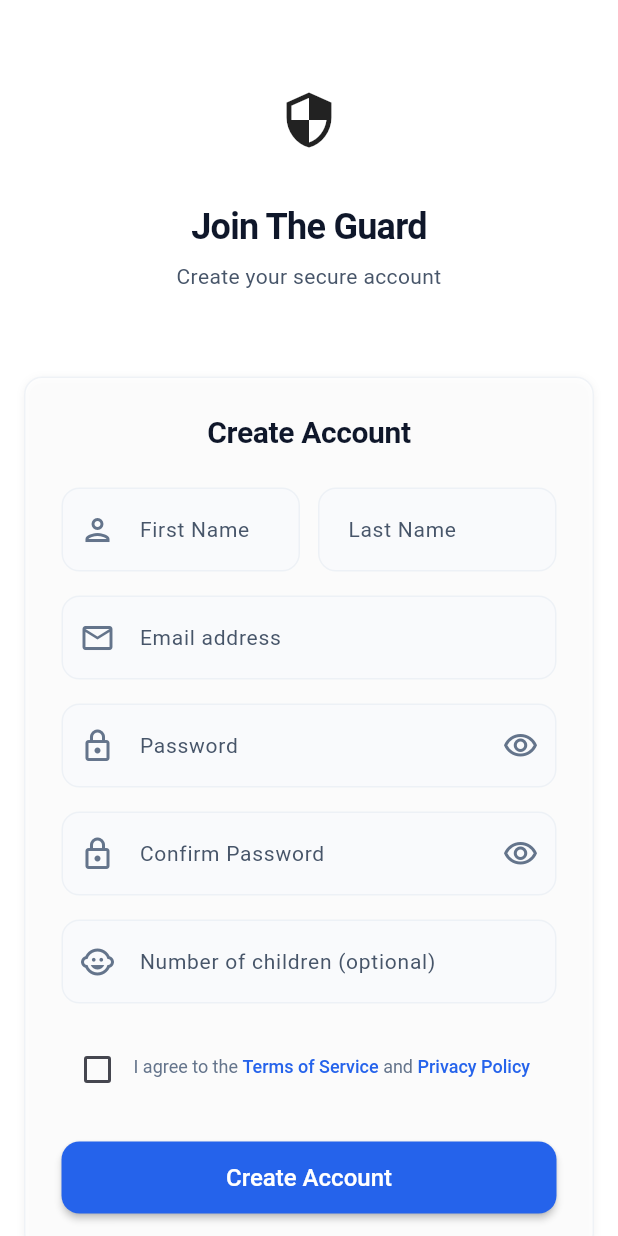
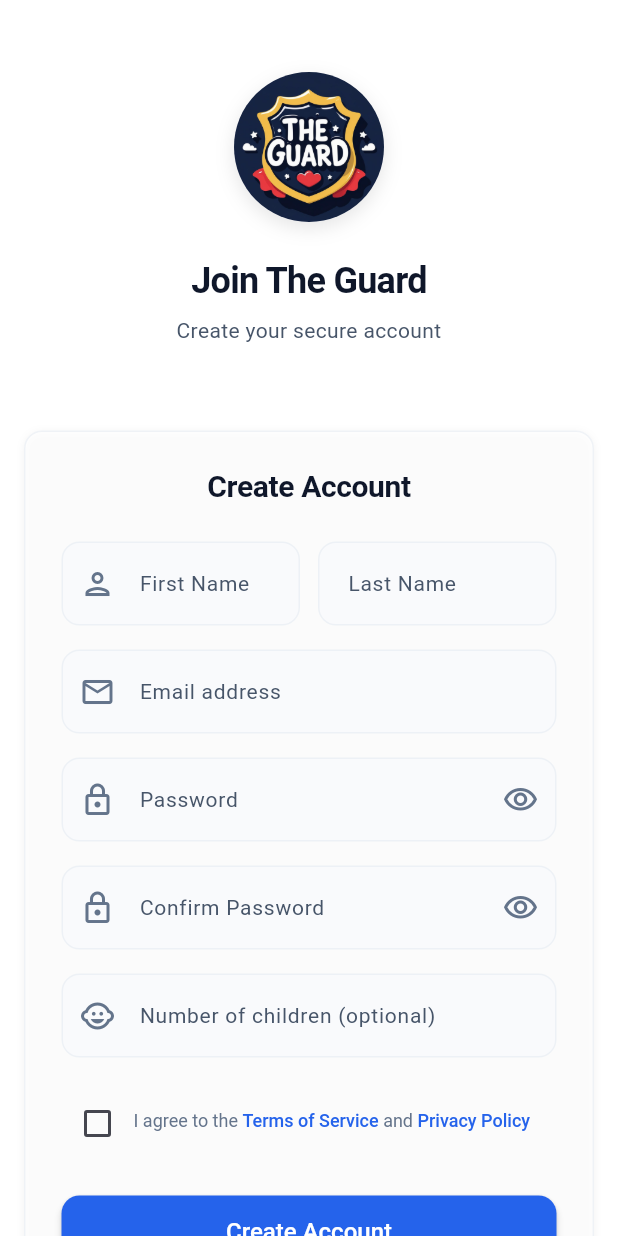
Before and after one commit to Haneenelmetwallly76/EVE-Guard, a Flutter app: the screen it shows after launch, after a tap on "Sign Up", on a phone screen of 412 x 824 dp. Run offline on Flutter 3.47's test engine with Material 3 defaults, Android fonts, the phone set to English and light mode, and no system bars; our stand-ins replace cloud_firestore, firebase_auth, firebase_core, geolocator, google_maps_flutter, local_auth and 2 more; accounts and stored records are empty; network calls fail.

```diff
--- a/lib/screens/auth/login_screen.dart
+++ b/lib/screens/auth/login_screen.dart
@@ -250,16 +250,25 @@ class _LoginScreenState extends State<LoginScreen> {
                 Column(
                   children: [
                     Container(
-                      width: 80,
-                      height: 80,
+                      width: 120,
+                      height: 120,
                       decoration: BoxDecoration(
-                        color: AppTheme.blue100,
-                        borderRadius: BorderRadius.circular(24),
+                        color: Colors.white,
+                        shape: BoxShape.circle,
+                        boxShadow: [
+                          BoxShadow(
+                            color: Colors.black.withOpacity(0.1),
+                            blurRadius: 10,
+                            offset: const Offset(0, 4),
+                          ),
+                        ],
                       ),
-                      child: const Icon(
-                        Icons.security,
-                        color: AppTheme.blue600,
-                        size: 40,
+                      child: ClipRRect(
+                        borderRadius: BorderRadius.circular(60),
+                        child: Image.asset(
+                          'assets/images/logo.png',
+                          fit: BoxFit.cover,
+                        ),
                       ),
                     ),
                     const SizedBox(height: 24),
--- a/lib/screens/auth/signup_screen.dart
+++ b/lib/screens/auth/signup_screen.dart
@@ -190,14 +190,25 @@ class _SignupScreenState extends State<SignupScreen> {
                   child: Column(
                     children: [
                       Container(
-                        padding: const EdgeInsets.all(12),
+                        width: 100,
+                        height: 100,
                         decoration: BoxDecoration(
-                          color: AppTheme.slate50.withOpacity(0.05),
-                          borderRadius: BorderRadius.circular(12),
+                          color: Colors.white,
+                          shape: BoxShape.circle,
+                          boxShadow: [
+                            BoxShadow(
+                              color: Colors.black.withOpacity(0.1),
+                              blurRadius: 10,
+                              offset: const Offset(0, 4),
+                            ),
+                          ],
                         ),
-                        child: const Icon(
-                          Icons.security,
-                          size: 40,
+                        child: ClipRRect(
+                          borderRadius: BorderRadius.circular(50),
+                          child: Image.asset(
+                            'assets/images/logo.png',
+                            fit: BoxFit.cover,
+                          ),
                         ),
                       ),
                       const SizedBox(height: 24),
--- a/lib/screens/gps_map_screen.dart
+++ b/lib/screens/gps_map_screen.dart
@@ -206,7 +206,7 @@ class _GPSMapScreenState extends State<GPSMapScreen> {
                         ),
                       )
                     else
-                      Icon(
+                      const Icon(
                         Icons.location_off_outlined,
                         size: 80,
                         color: AppTheme.slate300,
--- a/lib/widgets/heart_rate_card.dart
+++ b/lib/widgets/heart_rate_card.dart
@@ -16,7 +16,7 @@ class _HeartRateCardState extends State<HeartRateCard>
   int _currentHeartRate = 0;
   bool _isMonitoring = true;
   Timer? _heartbeatTimer;
-  List<int> _heartRateHistory = [];
+  final List<int> _heartRateHistory = [];
 
   @override
   void initState() {
@@ -248,7 +248,7 @@ class _HeartRateCardState extends State<HeartRateCard>
                   children: List.generate(
                     _heartRateHistory.length,
                     (index) {
-                      final maxRate = 120.0;
+                      const maxRate = 120.0;
                       final height = (_heartRateHistory[index] / maxRate) * 40;
                       return Flexible(
                         child: Tooltip(
--- a/pubspec.yaml
+++ b/pubspec.yaml
@@ -31,3 +31,5 @@ dev_dependencies:
 
 flutter:
   uses-material-design: true
+  assets:
+    - assets/images/
```
Also changed, not shown: lib/screens/camera_monitor_screen.dart (+5 -5 lines), lib/screens/home_screen.dart (+9 -9 lines), assets/images/logo.png (added), lib/widgets/status_badge.dart (line endings or trailing spaces), 27 other files.
